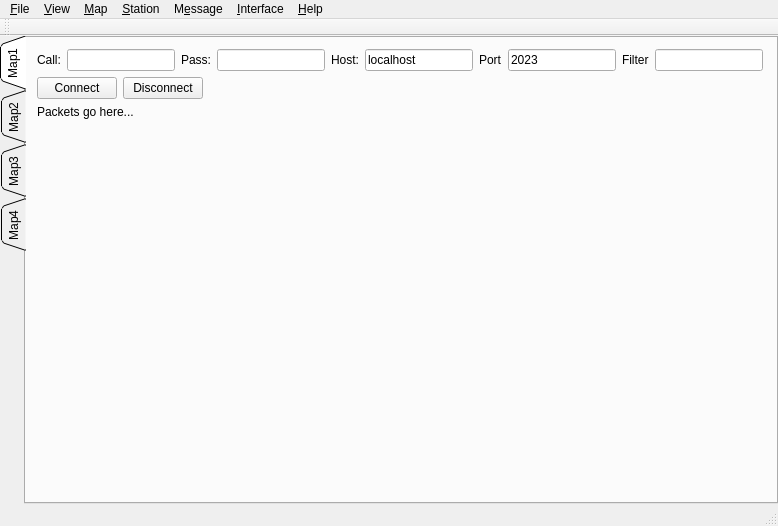
First picture: the form in mainwindow.ui, repository Xastir/Xastir-Qt, before the edit.
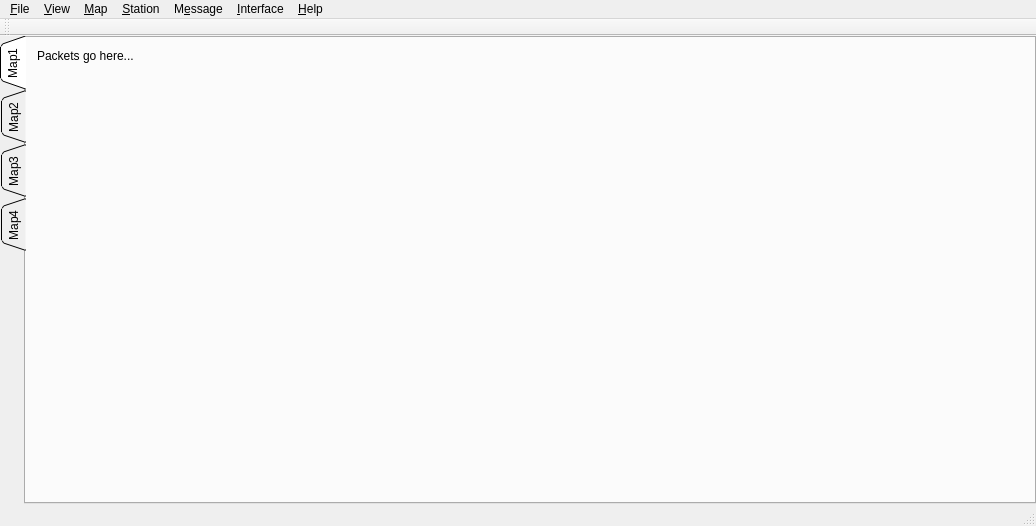
Second picture: the form after the edit.

Diff of the .ui file:
```diff
--- a/mainwindow.ui
+++ b/mainwindow.ui
@@ -6,7 +6,7 @@
    <rect>
     <x>0</x>
     <y>0</y>
-    <width>726</width>
+    <width>1036</width>
     <height>526</height>
    </rect>
   </property>
@@ -34,172 +34,6 @@
         <string>Map1</string>
        </attribute>
        <layout class="QVBoxLayout" name="verticalLayout">
-        <item>
-         <layout class="QHBoxLayout" name="horizontalLayout_3">
-          <item>
-           <widget class="QLabel" name="label_3">
-            <property name="text">
-             <string>Call:</string>
-            </property>
-           </widget>
-          </item>
-          <item>
-           <widget class="QLineEdit" name="Callsign">
-            <property name="sizePolicy">
-             <sizepolicy hsizetype="Fixed" vsizetype="Fixed">
-              <horstretch>0</horstretch>
-              <verstretch>0</verstretch>
-             </sizepolicy>
-            </property>
-            <property name="maxLength">
-             <number>9</number>
-            </property>
-           </widget>
-          </item>
-          <item>
-           <widget class="QLabel" name="label_4">
-            <property name="text">
-             <string>Pass:</string>
-            </property>
-           </widget>
-          </item>
-          <item>
-           <widget class="QLineEdit" name="Passcode">
-            <property name="sizePolicy">
-             <sizepolicy hsizetype="Fixed" vsizetype="Fixed">
-              <horstretch>0</horstretch>
-              <verstretch>0</verstretch>
-             </sizepolicy>
-            </property>
-            <property name="maximumSize">
-             <size>
-              <width>16777215</width>
-              <height>16777215</height>
-             </size>
-            </property>
-            <property name="baseSize">
-             <size>
-              <width>0</width>
-              <height>0</height>
-             </size>
-            </property>
-            <property name="maxLength">
-             <number>5</number>
-            </property>
-           </widget>
-          </item>
-          <item>
-           <widget class="QLabel" name="label">
-            <property name="text">
-             <string>Host:</string>
-            </property>
-           </widget>
-          </item>
-          <item>
-           <widget class="QLineEdit" name="InternetHost">
-            <property name="sizePolicy">
-             <sizepolicy hsizetype="Fixed" vsizetype="Fixed">
-              <horstretch>0</horstretch>
-              <verstretch>0</verstretch>
-             </sizepolicy>
-            </property>
-            <property name="text">
-             <string>localhost</string>
-            </property>
-            <property name="maxLength">
-             <number>50</number>
-            </property>
-           </widget>
-          </item>
-          <item>
-           <widget class="QLabel" name="label_2">
-            <property name="text">
-             <string>Port</string>
-            </property>
-           </widget>
-          </item>
-          <item>
-           <widget class="QLineEdit" name="InternetPort">
-            <property name="sizePolicy">
-             <sizepolicy hsizetype="Fixed" vsizetype="Fixed">
-              <horstretch>0</horstretch>
-              <verstretch>0</verstretch>
-             </sizepolicy>
-            </property>
-            <property name="text">
-             <string>2023</string>
-            </property>
-            <property name="maxLength">
-             <number>5</number>
-            </property>
-           </widget>
-          </item>
-          <item>
-           <widget class="QLabel" name="label_5">
-            <property name="text">
-             <string>Filter</string>
-            </property>
-           </widget>
-          </item>
-          <item>
-           <widget class="QLineEdit" name="Filter">
-            <property name="sizePolicy">
-             <sizepolicy hsizetype="Fixed" vsizetype="Fixed">
-              <horstretch>0</horstretch>
-              <verstretch>0</verstretch>
-             </sizepolicy>
-            </property>
-            <property name="maxLength">
-             <number>50</number>
-            </property>
-           </widget>
-          </item>
-          <item>
-           <spacer name="horizontalSpacer">
-            <property name="orientation">
-             <enum>Qt::Horizontal</enum>
-            </property>
-            <property name="sizeHint" stdset="0">
-             <size>
-              <width>40</width>
-              <height>20</height>
-             </size>
-            </property>
-           </spacer>
-          </item>
-         </layout>
-        </item>
-        <item>
-         <layout class="QHBoxLayout" name="horizontalLayout_4">
-          <item>
-           <widget class="QPushButton" name="connectServerButton">
-            <property name="text">
-             <string>Connect</string>
-            </property>
-           </widget>
-          </item>
-          <item>
-           <widget class="QPushButton" name="disconnectServerButton">
-            <property name="text">
-             <string>Disconnect</string>
-            </property>
-           </widget>
-          </item>
-          <item>
-           <spacer name="horizontalSpacer_3">
-            <property name="orientation">
-             <enum>Qt::Horizontal</enum>
-            </property>
-            <property name="sizeHint" stdset="0">
-             <size>
-              <width>40</width>
-              <height>20</height>
-             </size>
-            </property>
-           </spacer>
-          </item>
-         </layout>
-        </item>
         <item>
          <widget class="QLabel" name="incomingPackets">
           <property name="sizePolicy">
@@ -296,8 +130,8 @@
     <rect>
      <x>0</x>
      <y>0</y>
-     <width>726</width>
-     <height>25</height>
+     <width>1036</width>
+     <height>22</height>
     </rect>
    </property>
    <property name="maximumSize">
```
Left out of the diff: 19 changed lines with no effect on the pictures.
